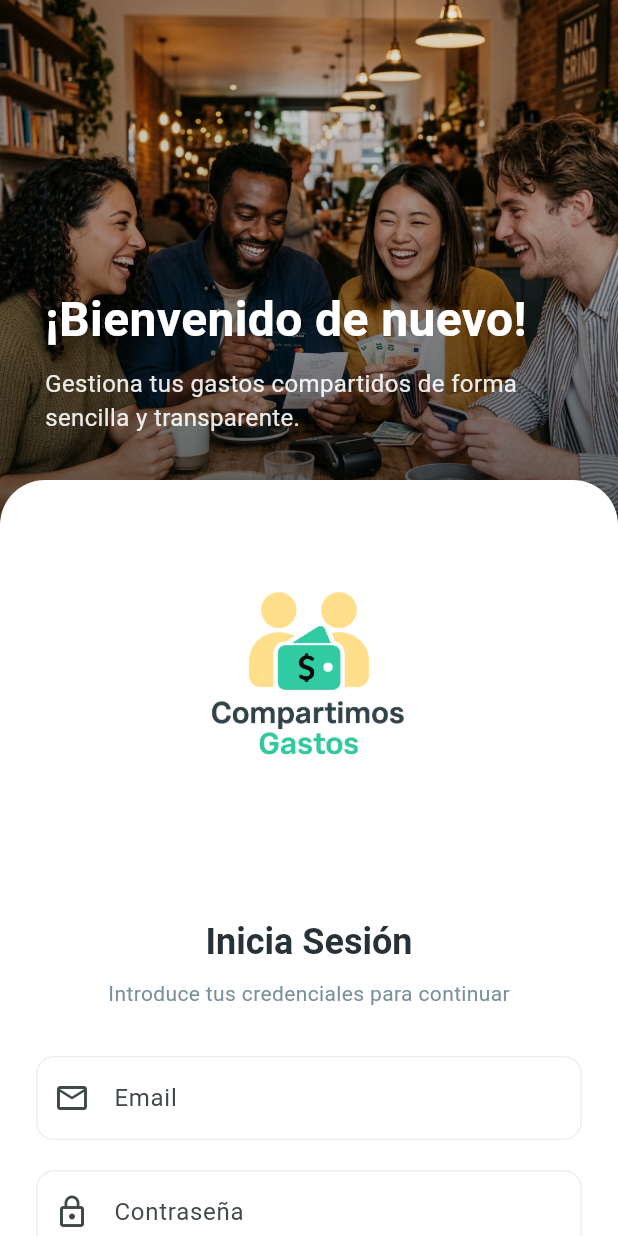
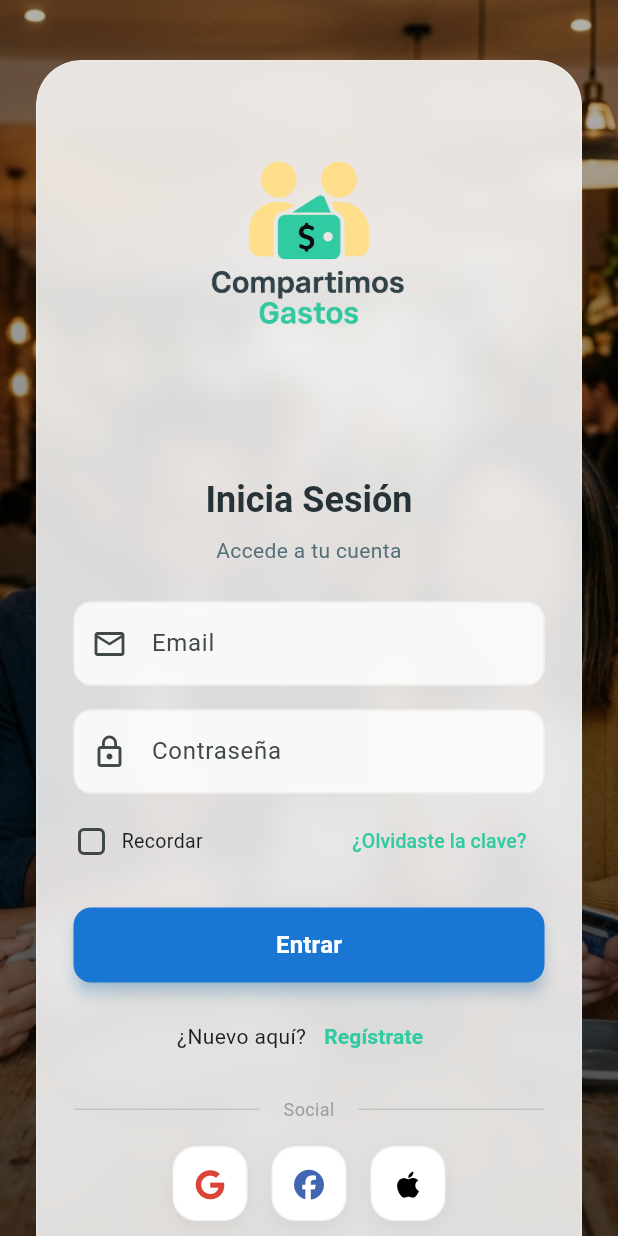
Before and after one commit to joseroyo3/compartimos_gastos_app, a Flutter app: the screen it shows after launch, on a phone screen of 412 x 824 dp. Run offline on Flutter 3.47's test engine with Material 3 defaults, Android fonts, the light colour scheme and no system bars; our stand-ins replace cloud_firestore, firebase_auth, firebase_core, font_awesome_flutter, google_sign_in, shared_preferences and 1 more; missing offline and left inert: flutter_facebook_auth; accounts and stored records are empty.

Commit message:
style: implement centered glassmorphic login card for mobile

```diff
--- a/lib/screens/login_screen.dart
+++ b/lib/screens/login_screen.dart
@@ -1,3 +1,4 @@
+import 'dart:ui';
 import 'package:compartimos_gastos/widgets/logo_widget.dart';
 import 'package:compartimos_gastos/widgets/login_screen/auth_dialogs.dart';
 import 'package:flutter/material.dart';
@@ -94,34 +95,41 @@ class _LoginScreenState extends State<LoginScreen> {
                   child: Center(
                     child: SingleChildScrollView(
                       padding: const EdgeInsets.all(40),
-                      child: _buildLoginForm(),
+                      child: _buildLoginForm(isMobile: false),
                     ),
                   ),
                 ),
               ],
             );
           } else {
-            // MOBILE / TABLET VERTICAL
-            return SingleChildScrollView(
-              child: Column(
+            // MOBILE / TABLET VERTICAL - EXPERT CENTERING
+            return Stack(
               children: [
+                // Full Screen Background
                 _buildHeroImage(isMobile: true),
-                  Transform.translate(
-                    offset: const Offset(0, -30),
+
+                // Centered Glassmorphic Card
+                Center(
+                  child: SingleChildScrollView(
+                    padding: const EdgeInsets.symmetric(horizontal: 24, vertical: 40),
+                    child: ClipRRect(
+                      borderRadius: BorderRadius.circular(30),
+                      child: BackdropFilter(
+                        filter: ImageFilter.blur(sigmaX: 10, sigmaY: 10),
                         child: Container(
-                      decoration: const BoxDecoration(
-                        color: Colors.white,
-                        borderRadius: BorderRadius.only(
-                          topLeft: Radius.circular(30),
-                          topRight: Radius.circular(30),
+                          decoration: BoxDecoration(
+                            color: Colors.white.withOpacity(0.85),
+                            borderRadius: BorderRadius.circular(30),
+                            border: Border.all(color: Colors.white.withOpacity(0.2)),
+                          ),
+                          padding: const EdgeInsets.all(24),
+                          child: _buildLoginForm(isMobile: true),
                         ),
                       ),
-                      padding: const EdgeInsets.symmetric(horizontal: 24, vertical: 32),
-                      child: _buildLoginForm(),
+                    ),
                   ),
                 ),
               ],
-              ),
             );
           }
         },
@@ -133,7 +141,7 @@ class _LoginScreenState extends State<LoginScreen> {
     return Stack(
       children: [
         Container(
-          height: isMobile ? 350 : double.infinity,
+          height: double.infinity,
           width: double.infinity,
           decoration: const BoxDecoration(
             image: DecorationImage(
@@ -143,20 +151,21 @@ class _LoginScreenState extends State<LoginScreen> {
           ),
         ),
         Container(
-          height: isMobile ? 350 : double.infinity,
+          height: double.infinity,
           decoration: BoxDecoration(
             gradient: LinearGradient(
               begin: Alignment.topCenter,
               end: Alignment.bottomCenter,
               colors: [
-                Colors.black.withOpacity(0.1),
-                Colors.black.withOpacity(0.6),
+                Colors.black.withOpacity(0.3),
+                Colors.black.withOpacity(0.7),
               ],
             ),
           ),
         ),
+        if (!isMobile) // Solo mostrar texto hero en desktop, en movil va dentro del card o arriba
           Positioned(
-          bottom: isMobile ? 60 : 40,
+            bottom: 40,
             left: 30,
             right: 30,
             child: Column(
@@ -185,15 +194,20 @@ class _LoginScreenState extends State<LoginScreen> {
     );
   }
 
-  Widget _buildLoginForm() {
+  Widget _buildLoginForm({required bool isMobile}) {
     return ConstrainedBox(
       constraints: const BoxConstraints(maxWidth: 400),
       child: Form(
         key: _formKey,
         child: Column(
+          mainAxisSize: MainAxisSize.min,
           children: [
+            if (isMobile) ...[
               const LogoWidget(),
-            const SizedBox(height: 20),
+              const SizedBox(height: 12),
+            ] else
+              const LogoWidget(),
+
             Text(
               "Inicia Sesión",
               style: Theme.of(context).textTheme.headlineSmall?.copyWith(
@@ -203,13 +217,16 @@ class _LoginScreenState extends State<LoginScreen> {
             ),
             const SizedBox(height: 8),
             Text(
-              "Introduce tus credenciales para continuar",
-              style: TextStyle(color: Colors.blueGrey.shade400),
+              isMobile ? "Accede a tu cuenta" : "Introduce tus credenciales para continuar",
+              textAlign: TextAlign.center,
+              style: TextStyle(color: Colors.blueGrey.shade600),
             ),
-            const SizedBox(height: 32),
+            const SizedBox(height: 24),
             TextFormField(
               controller: _emailCtrl,
               decoration: InputDecoration(
+                filled: true,
+                fillColor: Colors.white.withOpacity(0.8),
                 labelText: "Email",
                 prefixIcon: const Icon(Icons.email_outlined),
                 border: OutlineInputBorder(
@@ -222,11 +239,13 @@ class _LoginScreenState extends State<LoginScreen> {
               ),
               validator: (v) => v!.isEmpty ? 'Requerido' : null,
             ),
-            const SizedBox(height: 20),
+            const SizedBox(height: 16),
             TextFormField(
               controller: _passCtrl,
               obscureText: true,
               decoration: InputDecoration(
+                filled: true,
+                fillColor: Colors.white.withOpacity(0.8),
                 labelText: "Contraseña",
                 prefixIcon: const Icon(Icons.lock_outline),
                 border: OutlineInputBorder(
@@ -243,7 +262,9 @@ class _LoginScreenState extends State<LoginScreen> {
             Row(
               mainAxisAlignment: MainAxisAlignment.spaceBetween,
               children: [
-                Row(
+                Flexible(
+                  child: Row(
+                    mainAxisSize: MainAxisSize.min,
                     children: [
                       SizedBox(
                         height: 24,
@@ -257,8 +278,15 @@ class _LoginScreenState extends State<LoginScreen> {
                         ),
                       ),
                       const SizedBox(width: 8),
-                    const Text('Recordar usuario'),
+                      const Flexible(
+                        child: Text(
+                          'Recordar',
+                          style: TextStyle(fontSize: 13),
+                          overflow: TextOverflow.ellipsis,
+                        ),
+                      ),
                     ],
+                  ),
                 ),
                 TextButton(
                   onPressed: () => AuthDialogs.showForgotPass(
@@ -266,11 +294,15 @@ class _LoginScreenState extends State<LoginScreen> {
                     _emailCtrl,
                     _controller,
                   ),
-                  child: const Text('¿Olvidaste tu contraseña?'),
+                  child: const Text(
+                    '¿Olvidaste la clave?',
+                    style: TextStyle(fontSize: 13),
+                    textAlign: TextAlign.right,
+                  ),
                 ),
               ],
             ),
-            const SizedBox(height: 24),
+            const SizedBox(height: 20),
             if (_isLoading)
               const CircularProgressIndicator()
             else ...[
@@ -284,7 +316,8 @@ class _LoginScreenState extends State<LoginScreen> {
                     ),
                     backgroundColor: Colors.blue.shade700,
                     foregroundColor: Colors.white,
-                    elevation: 0,
+                    elevation: 4,
+                    shadowColor: Colors.blue.withOpacity(0.5),
                   ),
                   onPressed: () => _executeAuth(
                     () => _controller.login(
@@ -298,35 +331,35 @@ class _LoginScreenState extends State<LoginScreen> {
                   ),
                 ),
               ),
-              const SizedBox(height: 16),
+              const SizedBox(height: 12),
               Row(
                 mainAxisAlignment: MainAxisAlignment.center,
                 children: [
-                  const Text("¿No tienes cuenta?"),
+                  const Text("¿Nuevo aquí?", style: TextStyle(fontSize: 14)),
                   TextButton(
                     onPressed: () =>
                         AuthDialogs.showRegister(context, _controller),
-                    child: const Text("Regístrate"),
+                    child: const Text("Regístrate", style: TextStyle(fontWeight: FontWeight.bold)),
                   ),
                 ],
               ),
-              const SizedBox(height: 24),
+              const SizedBox(height: 16),
               Row(
                 children: const [
                   Expanded(child: Divider()),
                   Padding(
                     padding: EdgeInsets.symmetric(horizontal: 16),
                     child: Text(
-                      "O continúa con",
-                      style: TextStyle(color: Colors.grey, fontSize: 13),
+                      "Social",
+                      style: TextStyle(color: Colors.grey, fontSize: 12),
                     ),
                   ),
                   Expanded(child: Divider()),
                 ],
               ),
-              const SizedBox(height: 24),
+              const SizedBox(height: 16),
               Row(
-                mainAxisAlignment: MainAxisAlignment.center, // Centered for cleaner look
+                mainAxisAlignment: MainAxisAlignment.center,
                 children: [
                   _socialButton(
                     icon: FontAwesomeIcons.google,
@@ -336,7 +369,7 @@ class _LoginScreenState extends State<LoginScreen> {
                       validate: false,
                     ),
                   ),
-                  const SizedBox(width: 20),
+                  const SizedBox(width: 16),
                   _socialButton(
                     icon: FontAwesomeIcons.facebook,
                     color: const Color(0xff4267B2),
@@ -345,7 +378,7 @@ class _LoginScreenState extends State<LoginScreen> {
                       validate: false,
                     ),
                   ),
-                  const SizedBox(width: 20),
+                  const SizedBox(width: 16),
                   _socialButton(
                     icon: FontAwesomeIcons.apple,
                     color: Colors.black,
@@ -356,14 +389,14 @@ class _LoginScreenState extends State<LoginScreen> {
                   ),
                 ],
               ),
-              const SizedBox(height: 32),
+              const SizedBox(height: 20),
               TextButton.icon(
-                icon: const Icon(Icons.person_outline),
+                icon: const Icon(Icons.person_outline, size: 18),
                 onPressed: () => _executeAuth(
                   () => _controller.signInAnonymously(),
                   validate: false,
                 ),
-                label: const Text("Entrar como Invitado"),
+                label: const Text("Entrar como Invitado", style: TextStyle(fontSize: 13)),
               ),
             ],
           ],
@@ -381,8 +414,8 @@ class _LoginScreenState extends State<LoginScreen> {
       onTap: onTap,
       borderRadius: BorderRadius.circular(16),
       child: Container(
-        height: 60,
-        width: 60,
+        height: 50,
+        width: 50,
         decoration: BoxDecoration(
           color: Colors.white,
           borderRadius: BorderRadius.circular(16),
@@ -399,7 +432,7 @@ class _LoginScreenState extends State<LoginScreen> {
           child: FaIcon(
             icon,
             color: color,
-            size: 24,
+            size: 20,
           ),
         ),
       ),
```
Lines whose indentation alone changed are shown as unchanged.
